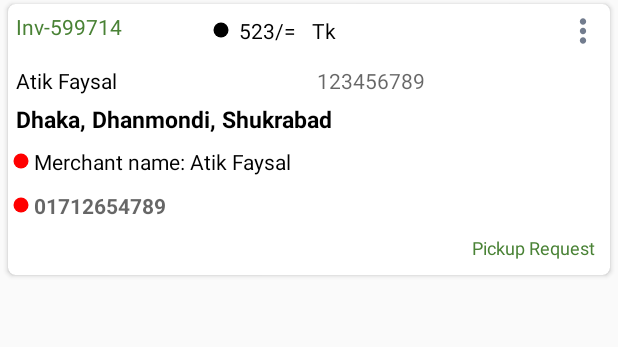
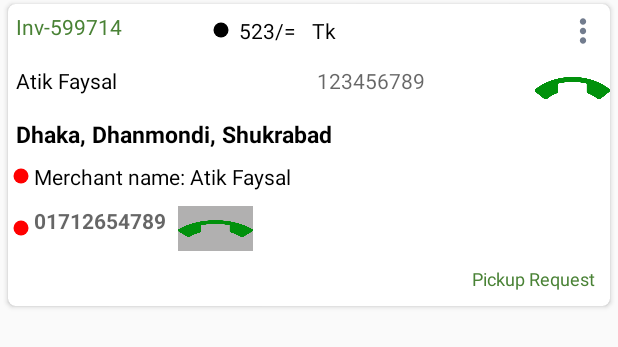
Before and after one commit to HumayunBee/PaddleRiders, an Android app: the layout model_parcel.xml on its own in the app's theme, with its tools: preview values and no code run, on a phone screen of 412 x 824 dp. Shown: the top 347 px of the screen. Run offline under Robolectric (Android 15) with nearby library versions, the phone set to English and light mode, and no system bars; network calls fail.

Commit message:
add call button

```diff
--- a/app/src/main/java/com/stitbd/paddlecourierrider/Activity/LoginActivity.java
+++ b/app/src/main/java/com/stitbd/paddlecourierrider/Activity/LoginActivity.java
@@ -80,7 +80,6 @@ public class LoginActivity extends AppCompatActivity {
 
                             } else {
                                 try {
-                                    // Log.e("tesstss", response.errorBody().string());
                                     try {
                                         JSONObject json = new JSONObject(response.errorBody().string().toString());
                                         new StyleableToast
--- a/app/src/main/java/com/stitbd/paddlecourierrider/Activity/PickupParcel/AcceptPickActivity.java
+++ b/app/src/main/java/com/stitbd/paddlecourierrider/Activity/PickupParcel/AcceptPickActivity.java
@@ -99,7 +99,7 @@ public class AcceptPickActivity extends AppCompatActivity {
                                     public void onItemClick(int position) {
 
                                     }
-                                });
+                                },AcceptPickActivity.this);
                         recyclerView.setAdapter(adaptar);
                     }
                 } else {
--- a/app/src/main/java/com/stitbd/paddlecourierrider/Activity/PickupParcel/PickupParcelActivity.java
+++ b/app/src/main/java/com/stitbd/paddlecourierrider/Activity/PickupParcel/PickupParcelActivity.java
@@ -58,6 +58,8 @@ public class PickupParcelActivity extends AppCompatActivity {
                 Swip.setRefreshing(false);
             }
         });
+
+
         progressDialog = new ProgressDialog(PickupParcelActivity.this);
         progressDialog.setMessage("Please Wait......");
         progressDialog.setCancelable(false);
@@ -110,7 +112,7 @@ public class PickupParcelActivity extends AppCompatActivity {
                             datainitialize();
                             // Toast.makeText(PickupParcelActivity.this, "tessting", Toast.LENGTH_SHORT).show();
                         }
-                    });
+                    },PickupParcelActivity.this);
                     recyclerView.setAdapter(adaptar);
                     Log.e("ddd", String.valueOf(response.body().getParcels().size()));
                 } else {
--- a/app/src/main/java/com/stitbd/paddlecourierrider/Activity/PickupParcel/RequestPickupActivity.java
+++ b/app/src/main/java/com/stitbd/paddlecourierrider/Activity/PickupParcel/RequestPickupActivity.java
@@ -110,7 +110,7 @@ public class RequestPickupActivity extends AppCompatActivity {
                                 //  Toast.makeText(RequestPickupActivity.this, "sssssssss", Toast.LENGTH_SHORT).show();
                                 datainitialize();
                             }
-                        });
+                        },RequestPickupActivity.this);
                         recyclerView.setAdapter(adaptar);
 
                 }
--- a/app/src/main/java/com/stitbd/paddlecourierrider/Activity/ReturnParcel/RequestReturnActivity.java
+++ b/app/src/main/java/com/stitbd/paddlecourierrider/Activity/ReturnParcel/RequestReturnActivity.java
@@ -94,7 +94,7 @@ public class RequestReturnActivity extends AppCompatActivity {
                         recyclerView.setHasFixedSize(true);
                         recyclerView.setLayoutManager(new LinearLayoutManager(getApplicationContext(),
                                 LinearLayoutManager.VERTICAL, false));
-                        RequestReturnAdaptar adaptar = new RequestReturnAdaptar(parcelInfos, getApplicationContext());
+                        RequestReturnAdaptar adaptar = new RequestReturnAdaptar(parcelInfos, getApplicationContext(),RequestReturnActivity.this);
                         recyclerView.setAdapter(adaptar);
                         Log.e("ddd", String.valueOf(response.body().getParcels().size()));
                     }
--- a/app/src/main/java/com/stitbd/paddlecourierrider/Activity/ReturnParcel/ReturnAcceptParcelActivity.java
+++ b/app/src/main/java/com/stitbd/paddlecourierrider/Activity/ReturnParcel/ReturnAcceptParcelActivity.java
@@ -86,7 +86,7 @@ public class ReturnAcceptParcelActivity extends AppCompatActivity {
                         recyclerView.setHasFixedSize(true);
                         recyclerView.setLayoutManager(new LinearLayoutManager(getApplicationContext(),
                                 LinearLayoutManager.VERTICAL, false));
-                        RequestReturnAdaptar adaptar = new RequestReturnAdaptar(parcelInfos, getApplicationContext());
+                        RequestReturnAdaptar adaptar = new RequestReturnAdaptar(parcelInfos, getApplicationContext(),ReturnAcceptParcelActivity.this);
                         recyclerView.setAdapter(adaptar);
                         Log.e("ddd", String.valueOf(response.body().getParcels().size()));
                     }
--- a/app/src/main/java/com/stitbd/paddlecourierrider/Activity/ReturnParcel/ReturnActivity.java
+++ b/app/src/main/java/com/stitbd/paddlecourierrider/Activity/ReturnParcel/ReturnActivity.java
@@ -92,7 +92,8 @@ public class ReturnActivity extends AppCompatActivity {
                         public void onItemClick(int position) {
                             datainitialize();
                         }
-                    });
+                    },ReturnActivity.this
+                    );
                     recyclerView.setAdapter(adaptar);
                     Log.e("ddd", String.valueOf(response.body().getParcels().size()));
                 } else {
--- a/app/src/main/res/layout/model_parcel.xml
+++ b/app/src/main/res/layout/model_parcel.xml
@@ -121,24 +121,30 @@
             <LinearLayout
                 android:layout_width="0dp"
                 android:layout_height="wrap_content"
-                android:layout_weight="1">
+                android:layout_weight="1"
+                android:orientation="horizontal">
 
                 <androidx.appcompat.widget.AppCompatTextView
                     android:id="@+id/tv_phone"
                     style="@style/RobotoRegular"
-                    android:layout_width="0dp"
+                    android:layout_width="wrap_content"
                     android:layout_height="wrap_content"
                     android:layout_weight="1"
                     android:padding="@dimen/five"
+                    android:textColor="@color/black"
                     android:textIsSelectable="true"
-                    android:textColor="@color/black"
                     android:textSize="@dimen/text_size_h5"
                     tools:hint="123456789" />
 
+                <ImageButton
+                    android:id="@+id/call"
+                    android:layout_width="50dp"
+                    android:layout_height="40dp"
+                    android:background="@color/white"
+                    android:scaleType="fitXY"
+                    android:src="@drawable/call_start" />
+
             </LinearLayout>
-
-
-
 
         </LinearLayout>
 
@@ -181,21 +187,55 @@
                 app:drawableStartCompat="@drawable/ic_point_red"
                 tools:text="Merchant name: Atik Faysal" />
 
+            <LinearLayout
+                android:layout_width="match_parent"
+                android:layout_height="wrap_content"
+                android:layout_marginTop="10dp"
+                android:orientation="horizontal"
+                android:weightSum="2">
+
+                <LinearLayout
+                    android:layout_width="0dp"
+                    android:layout_height="wrap_content"
+                    android:layout_weight="1"
+                    android:orientation="horizontal">
+
                     <androidx.appcompat.widget.AppCompatTextView
                         android:id="@+id/tv_merchant_phn"
-                style="@style/RobotoRegular"
                         android:layout_width="wrap_content"
-                android:layout_height="wrap_content"
-                android:layout_marginTop="@dimen/ten"
+                        android:layout_height="match_parent"
                         android:drawablePadding="@dimen/divider_height"
                         android:paddingStart="@dimen/divider_height"
                         android:paddingEnd="@dimen/divider_height"
+                        android:textColor="@color/black"
                         android:textIsSelectable="true"
-                android:textColor="@color/black"
                         android:textSize="@dimen/text_size_h5"
                         android:textStyle="bold"
                         app:drawableStartCompat="@drawable/ic_point_red"
                         tools:hint="01712654789" />
+                    <ImageButton
+                        android:id="@+id/merchant_call"
+                        android:layout_width="50dp"
+                        android:layout_height="30dp"
+                        android:background="#B1B0B0"
+                        android:scaleType="fitXY"
+                        android:layout_marginLeft="5dp"
+                        android:src="@drawable/call_start" />
+
+
+                </LinearLayout>
+
+                <LinearLayout
+                    android:layout_width="0dp"
+                    android:layout_height="wrap_content"
+                    android:layout_weight="1">
+
+
+
+                </LinearLayout>
+
+            </LinearLayout>
+
 
         </LinearLayout>
 
@@ -207,12 +247,12 @@
             <androidx.appcompat.widget.AppCompatTextView
                 android:id="@+id/tv_status"
                 style="@style/RobotoMedium"
-                android:padding="10dp"
                 android:layout_width="wrap_content"
                 android:layout_height="wrap_content"
                 android:layout_below="@+id/parcel_info"
                 android:layout_alignParentEnd="true"
                 android:gravity="end|center_vertical"
+                android:padding="10dp"
                 android:textColor="@color/colorPrimaryDark"
                 android:textSize="@dimen/twelve"
                 tools:text="Pickup Request" />
```
Also changed, not shown: app/src/main/java/com/stitbd/paddlecourierrider/Adaptar/PickupParcelAdaptar/PickUpParcelAdaptar.java (+47 -11 lines), app/src/main/java/com/stitbd/paddlecourierrider/Adaptar/PickupParcelAdaptar/RequestParcelAdaptar.java (+64 -5 lines), app/src/main/java/com/stitbd/paddlecourierrider/Adaptar/ReturnParcelAdaptar/RequestReturnAdaptar.java (+68 -6 lines), app/src/main/java/com/stitbd/paddlecourierrider/Adaptar/ReturnParcelAdaptar/ReturnParcels.java (+65 -5 lines), app/src/main/res/drawable/call_start.png (added), app/src/main/res/drawable/calling.png (added), app/src/main/res/drawable/phone.png (added). Lines whose indentation alone changed are shown as unchanged.
